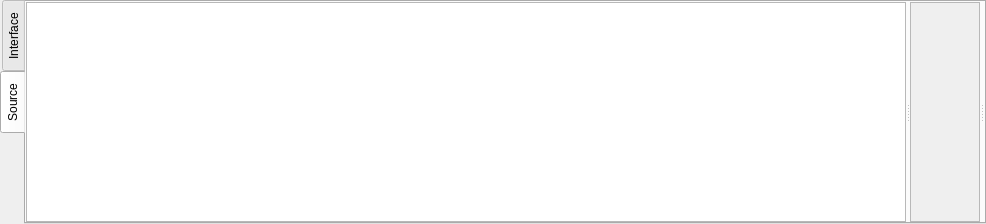
kmatheussen/radium, file Qt/qt4_faust_plugin_widget.ui: the form before one commit.
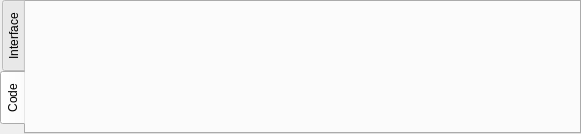
The form after the commit. Custom widgets are drawn as their Qt base class.

Commit message: Initial commit of qt faust dev + maximize button

Patch:
```diff
--- a/Qt/qt4_faust_plugin_widget.ui
+++ b/Qt/qt4_faust_plugin_widget.ui
@@ -6,8 +6,8 @@
    <rect>
     <x>0</x>
     <y>0</y>
-    <width>986</width>
-    <height>224</height>
+    <width>581</width>
+    <height>134</height>
    </rect>
   </property>
   <property name="sizePolicy">
@@ -43,7 +43,16 @@
      <property name="currentIndex">
       <number>1</number>
      </property>
-     <widget class="QWidget" name="tab">
+     <property name="documentMode">
+      <bool>false</bool>
+     </property>
+     <property name="tabsClosable">
+      <bool>false</bool>
+     </property>
+     <property name="movable">
+      <bool>false</bool>
+     </property>
+     <widget class="QWidget" name="tab_plugin_interface">
       <property name="sizePolicy">
        <sizepolicy hsizetype="MinimumExpanding" vsizetype="MinimumExpanding">
         <horstretch>0</horstretch>
@@ -73,72 +82,46 @@
        </size>
       </property>
       <attribute name="title">
-       <string>Source</string>
+       <string>Code</string>
       </attribute>
-      <layout class="QGridLayout" name="gridLayout">
+      <layout class="QHBoxLayout" name="tab_develop_layout">
        <property name="margin">
         <number>0</number>
        </property>
-       <property name="spacing">
-        <number>0</number>
-       </property>
-       <item row="0" column="0">
-        <widget class="QSplitter" name="splitter">
+       <item>
+        <widget class="QWidget" name="code_widget" native="true">
          <property name="sizePolicy">
           <sizepolicy hsizetype="MinimumExpanding" vsizetype="MinimumExpanding">
            <horstretch>0</horstretch>
            <verstretch>0</verstretch>
           </sizepolicy>
          </property>
-         <property name="orientation">
-          <enum>Qt::Horizontal</enum>
-         </property>
-         <widget class="QTextEdit" name="textEdit">
-          <property name="sizePolicy">
-           <sizepolicy hsizetype="MinimumExpanding" vsizetype="MinimumExpanding">
-            <horstretch>0</horstretch>
-            <verstretch>0</verstretch>
-           </sizepolicy>
+         <layout class="QHBoxLayout" name="develop_layout">
+          <property name="margin">
+           <number>0</number>
           </property>
-         </widget>
-         <widget class="FaustResultScrollArea" name="faust_result_scroll_area">
-          <property name="sizePolicy">
-           <sizepolicy hsizetype="MinimumExpanding" vsizetype="MinimumExpanding">
-            <horstretch>0</horstretch>
-            <verstretch>0</verstretch>
-           </sizepolicy>
-          </property>
-          <property name="widgetResizable">
-           <bool>true</bool>
-          </property>
-          <widget class="QWidget" name="faust_result_widget">
-           <property name="geometry">
-            <rect>
-             <x>0</x>
-             <y>0</y>
-             <width>90</width>
-             <height>216</height>
-            </rect>
-           </property>
-           <property name="sizePolicy">
-            <sizepolicy hsizetype="MinimumExpanding" vsizetype="MinimumExpanding">
-             <horstretch>0</horstretch>
-             <verstretch>0</verstretch>
-            </sizepolicy>
-           </property>
-           <layout class="QGridLayout" name="faust_result_layout">
-            <property name="margin">
-             <number>0</number>
+          <item>
+           <widget class="QWidget" name="faust_webview_widget" native="true">
+            <property name="sizePolicy">
+             <sizepolicy hsizetype="Fixed" vsizetype="Fixed">
+              <horstretch>0</horstretch>
+              <verstretch>0</verstretch>
+             </sizepolicy>
             </property>
-            <property name="spacing">
-             <number>0</number>
+            <property name="maximumSize">
+             <size>
+              <width>16777215</width>
+              <height>150</height>
+             </size>
             </property>
-           </layout>
-          </widget>
-         </widget>
-         <widget class="QWidget" name="gridLayoutWidget">
-          <layout class="QGridLayout" name="faust_webview_layout"/>
-         </widget>
+            <layout class="QVBoxLayout" name="faust_webview_layout">
+             <property name="margin">
+              <number>0</number>
+             </property>
+            </layout>
+           </widget>
+          </item>
+         </layout>
         </widget>
        </item>
       </layout>
@@ -147,14 +130,6 @@
    </item>
   </layout>
  </widget>
- <customwidgets>
-  <customwidget>
-   <class>FaustResultScrollArea</class>
-   <extends>QScrollArea</extends>
-   <header>lzqlineedit.h</header>
-   <container>1</container>
-  </customwidget>
- </customwidgets>
  <resources/>
  <connections/>
 </ui>
```
Left out of the diff: 8 changed lines with no effect on the pictures. The commit also changes 21 other files.
